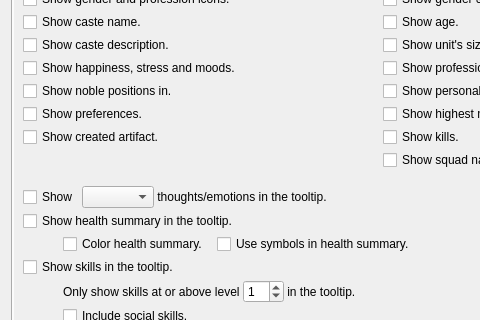
Dwarf-Therapist/Dwarf-Therapist, file src/optionsmenu.ui: the form before one commit; both pictures show x 0 to 480 and y 83 to 403 of the 756 by 726 pixel window.
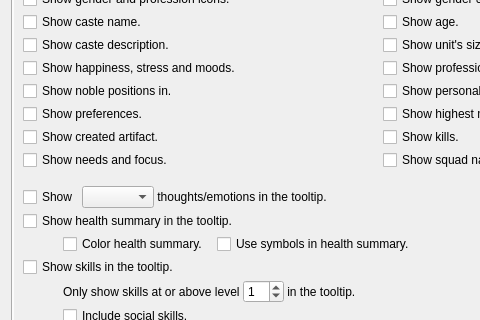
The form after the commit. The open tabs and pages were chosen to show the change. Icons and pictures are not drawn.

Commit message: Add option for showing needs in the dwarf tool-tip

What changed in the file:
```diff
--- a/src/optionsmenu.ui
+++ b/src/optionsmenu.ui
@@ -1534,6 +1534,19 @@
                </property>
               </widget>
              </item>
+             <item row="8" column="0">
+              <widget class="QCheckBox" name="chk_show_needs">
+               <property name="statusTip">
+                <string>When checked, shows current focus and needs in the tooltip.</string>
+               </property>
+               <property name="whatsThis">
+                <string>When checked, shows current focus and needs in the tooltip.</string>
+               </property>
+               <property name="text">
+                <string>Show needs and focus.</string>
+               </property>
+              </widget>
+             </item>
             </layout>
            </item>
            <item>
```
The commit also changes 2 other files.
